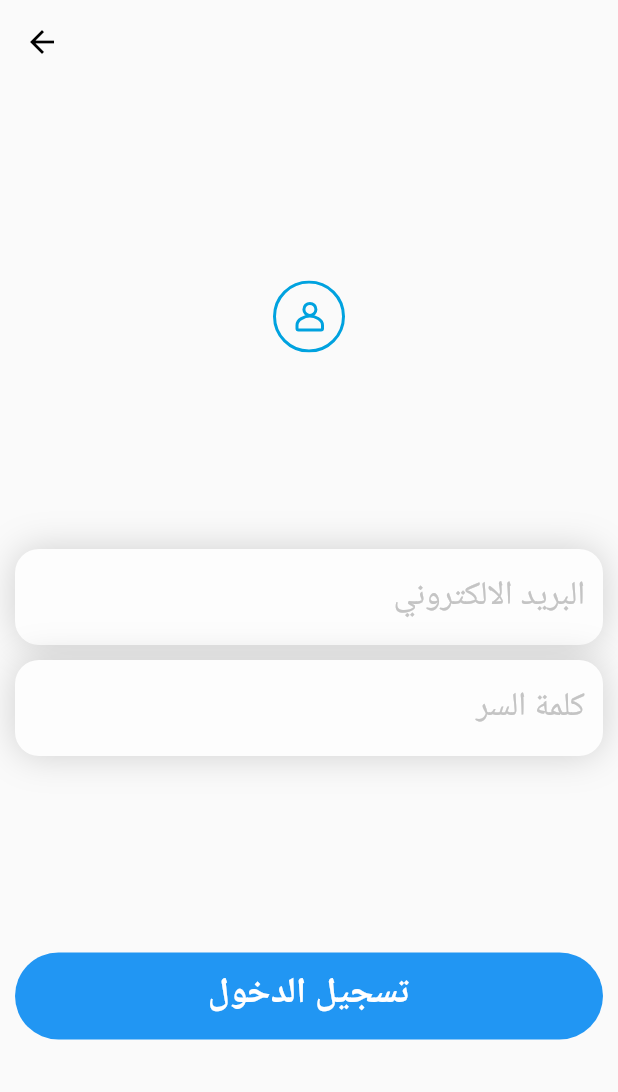
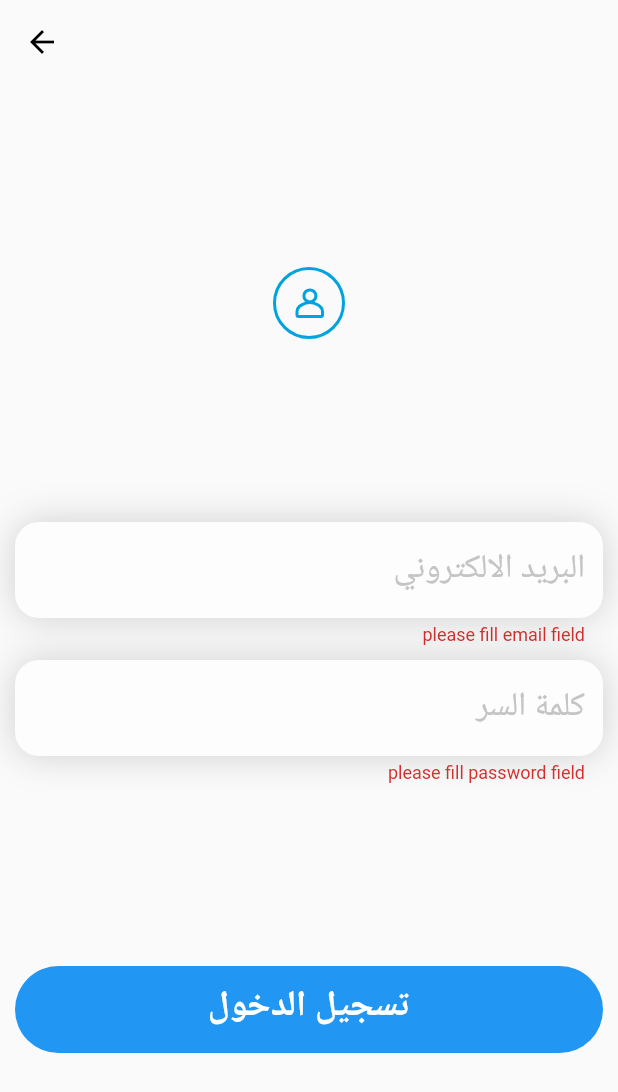
Before and after one commit to hassanali19988/medical_app, a Flutter app: the Login screen opened directly, after a tap on "تسجيل الدخول", on a phone screen of 412 x 824 dp. Shown: the top 1092 px of the screen. Run offline on Flutter 3.47's test engine with Material 2 defaults, Android fonts, the phone set to English and light mode, and no system bars; drawn by our look-alikes of lottie; our stand-ins replace get, google_fonts, salomon_bottom_bar, shared_preferences, smooth_page_indicator; accounts and stored records are empty; Roboto replaces fonts that are missing (Vazirmatn).

Commit message:
finished validation

```diff
--- a/Frontend/medical_app/lib/Main_View/main_view.dart
+++ b/Frontend/medical_app/lib/Main_View/main_view.dart
@@ -7,7 +7,6 @@ import '../Appointments/appointments_main.dart';
 import '../Home/home_main.dart';
 import '../User_Page/Login/login_main.dart';
 import '../User_Page/Register/registerEmail.dart';
-import '../User_Page/Register/registerd_animation.dart';
 import '../User_Page/loged_user_page/user_page.dart';
 
 class MainView extends StatefulWidget {
--- /dev/null
+++ b/Frontend/medical_app/lib/User_Page/Login/loginValidationDetails.dart
@@ -0,0 +1,11 @@
+import 'package:flutter/material.dart';
+import 'package:get/get.dart';
+
+final TextEditingController email = TextEditingController();
+final TextEditingController password = TextEditingController();
+
+Rx<bool> emailValidation = Rx<bool>(false);
+String emailErrorMsg = 'error email';
+
+Rx<bool> passwordValidation = Rx<bool>(false);
+String passwordErrorMsg = 'error password';
--- /dev/null
+++ b/Frontend/medical_app/lib/User_Page/Login/loginValidations.dart
@@ -0,0 +1,29 @@
+import 'loginValidationDetails.dart';
+
+bool emailValidations() {
+  bool emailPattern = RegExp(
+          r"^[a-zA-Z0-9.a-zA-Z0-9.!#$%&'*+-/=?^_`{|}~]+@[a-zA-Z0-9]+\.[a-zA-Z]+")
+      .hasMatch(email.text);
+  if (email.text.isEmpty) {
+    emailValidation.value = true;
+    emailErrorMsg = 'please fill email field';
+    return false;
+  } else if (!emailPattern) {
+    emailValidation.value = true;
+    emailErrorMsg = 'the email is incorrect';
+    return false;
+  }
+    emailValidation.value = false;
+
+  return true;
+}
+
+bool passwordValidations(){
+  if (password.text.isEmpty) {
+    passwordValidation.value = true;
+    passwordErrorMsg = 'please fill password field';
+    return false;
+  }
+  passwordValidation.value = false;
+  return true;
+}
--- a/Frontend/medical_app/lib/User_Page/Login/login_main.dart
+++ b/Frontend/medical_app/lib/User_Page/Login/login_main.dart
@@ -6,13 +6,19 @@ import '../../models/user_model/account_model.dart';
 import '../../reuseable_widgets/texts_types/headline_text.dart';
 import '../textfield/registerTextField.dart';
 import 'loggedin_animation.dart';
-import 'package:medical_app/main.dart';
 
-class Login extends StatelessWidget {
+import 'loginValidationDetails.dart';
+import 'loginValidations.dart';
+import 'package:get/get.dart';
+
+class Login extends StatefulWidget {
   const Login({Key? key}) : super(key: key);
-  static final TextEditingController email = TextEditingController();
-  static final TextEditingController password = TextEditingController();
 
+  @override
+  State<Login> createState() => _LoginState();
+}
+
+class _LoginState extends State<Login> {
   @override
   Widget build(BuildContext context) {
     return Scaffold(
@@ -35,11 +41,19 @@ class Login extends StatelessWidget {
             Padding(
               padding: const EdgeInsets.symmetric(horizontal: 10),
               child: Column(
+                crossAxisAlignment: CrossAxisAlignment.end,
                 children: [
                   RegisterTextField(
-                      hintText: 'البريد الالكتروني', controller: email),
-                  SizedBox(height: 10),
-                  RegisterTextField(hintText: 'كلمة السر', controller: password),
+                      hintText: 'البريد الالكتروني',
+                      controller: email,
+                      validate: emailValidation.value,
+                      errormsg: emailErrorMsg),
+                  const SizedBox(height: 10),
+                  RegisterTextField(
+                      hintText: 'كلمة السر',
+                      controller: password,
+                      validate: passwordValidation.value,
+                      errormsg: passwordErrorMsg),
                 ],
               ),
             ),
@@ -53,23 +67,11 @@ class Login extends StatelessWidget {
                     borderRadius: BorderRadius.circular(50),
                     color: Colors.blue),
                 child: TextButton(
-                  onPressed: () async {
-                    print('email:${email.text}\npassword:${password.text}');
-
-                    final prefs = await SharedPreferences.getInstance();
-                    prefs.setString('userEmail', email.text);
-                    prefs.setString('userPassword', password.text);
-                    for (UserAccount user in User.users) {
-                      if (email.text == user.email &&
-                          password.text == user.password) {
-                        // ignore: use_build_context_synchronously
-                        Navigator.pushReplacement(
-                            context,
-                            MaterialPageRoute(
-                              builder: (context) => LoggedinAnimation(),
-                            ));
-                      }
-                    }
+                  onPressed: () {
+                    setState(() {
+                      loginTohome(
+                          context: context, email: email, password: password);
+                    });
                   },
                   child: const HeadLineText(
                     text: 'تسجيل الدخول',
@@ -86,3 +88,34 @@ class Login extends StatelessWidget {
     );
   }
 }
+
+Future<Null> loginTohome(
+    {required email, required password, required context}) async {
+  // print('email:${email.text}\npassword:${password.text}');
+  final Rx<bool> userFound = Rx<bool>(false);
+print("${emailValidations()} && ${passwordValidations()}");
+  if (emailValidations() && passwordValidations()) {
+
+    final prefs = await SharedPreferences.getInstance();
+    prefs.setString('userEmail', email.text);
+    prefs.setString('userPassword', password.text);
+    for (UserAccount user in User.users) {
+      if (email.text == user.email && password.text == user.password) {
+        userFound.value = true;
+        // ignore: use_build_context_synchronously
+        Navigator.pushReplacement(
+            context,
+            MaterialPageRoute(
+              builder: (context) => LoggedinAnimation(),
+            ));
+      }
+    }
+  }
+  if (!userFound.value && emailValidation.value == false && passwordValidation.value == false) {
+    ScaffoldMessenger.of(context).showSnackBar(
+      SnackBar(
+        content: const Text('there is no such user '),
+      ),
+    );
+  }
+}
--- /dev/null
+++ b/Frontend/medical_app/lib/User_Page/Register/validationDetatils.dart
@@ -0,0 +1,18 @@
+import 'package:flutter/material.dart';
+import 'package:get/get.dart';
+final TextEditingController firstName = TextEditingController();
+  final TextEditingController lastName = TextEditingController();
+  final TextEditingController email = TextEditingController();
+  final TextEditingController password = TextEditingController();
+  final TextEditingController confirmPassword = TextEditingController();
+  Rx<bool> firstNameValidation = Rx<bool>(false);
+  String firstNameErrorMsg = 'first name error';
+
+  Rx<bool> lastNameValidation = Rx<bool>(false);
+  String lastNameErrorMsg = 'last name error';
+
+  Rx<bool> emailValidation = Rx<bool>(false);
+  String emailErrorMsg = 'email is incorrect';
+
+  Rx<bool> passwordValidation = Rx<bool>(false);
+  String passwordErrorMsg = 'password error';
--- a/Frontend/medical_app/lib/User_Page/textfield/registerTextField.dart
+++ b/Frontend/medical_app/lib/User_Page/textfield/registerTextField.dart
@@ -4,16 +4,21 @@ import 'package:google_fonts/google_fonts.dart';
 class RegisterTextField extends StatelessWidget {
   final String hintText;
   final TextEditingController controller;
+  final bool validate;
+  final String errormsg;
   const RegisterTextField({
     Key? key,
     required this.hintText,
     required this.controller,
+    this.validate = false,
+    this.errormsg = 'error',
   }) : super(key: key);
 
   @override
   Widget build(BuildContext context) {
-    return Container(
-
+    return Stack(
+      children: [
+        Container(
           height: 64,
           decoration: BoxDecoration(
               borderRadius: BorderRadius.circular(16),
@@ -21,20 +26,25 @@ class RegisterTextField extends StatelessWidget {
               boxShadow: [
                 BoxShadow(blurRadius: 20, color: Color.fromARGB(44, 0, 0, 0))
               ]),
-          child: Directionality(
-            textDirection:TextDirection.rtl,
-            child:  SizedBox(
+        ),
+        Directionality(
+        textDirection: TextDirection.rtl,
+        child: SizedBox(
           child: TextField(
             controller: controller,
             decoration: InputDecoration(
-                  hintStyle:GoogleFonts.vazirmatn(fontSize: 22,color: Color(0xffC4C4C4)),
+              hintStyle:
+                  GoogleFonts.vazirmatn(fontSize: 22, color: Color(0xffC4C4C4)),
               hintText: hintText,
-                  contentPadding: const EdgeInsets.symmetric(vertical: 15,horizontal:12 ),
+              contentPadding:
+                  const EdgeInsets.symmetric(vertical: 15, horizontal: 12),
               border: InputBorder.none,
+              errorText: validate ? errormsg : null,
             ),
           ),
         ),
-          ),
+      )
+      ],
     );
   }
 }
```
Also changed, not shown: Frontend/medical_app/lib/User_Page/Register/registerEmail.dart (+60 -42 lines), Frontend/medical_app/lib/User_Page/Register/registerPassword.dart (+83 -36 lines), Frontend/medical_app/lib/User_Page/Register/validations.dart (added, +58 -0 lines), Frontend/medical_app/lib/User_Page/hold_on_animation.dart (renamed from Frontend/medical_app/lib/User_Page/Register/registerd_animation.dart, +12 -11 lines), Frontend/medical_app/lib/reuseable_widgets/back_Icon.dart (added, +18 -0 lines), Frontend/medical_app/lib/reuseable_widgets/main_button.dart (added, +36 -0 lines). Lines whose indentation alone changed are shown as unchanged.
